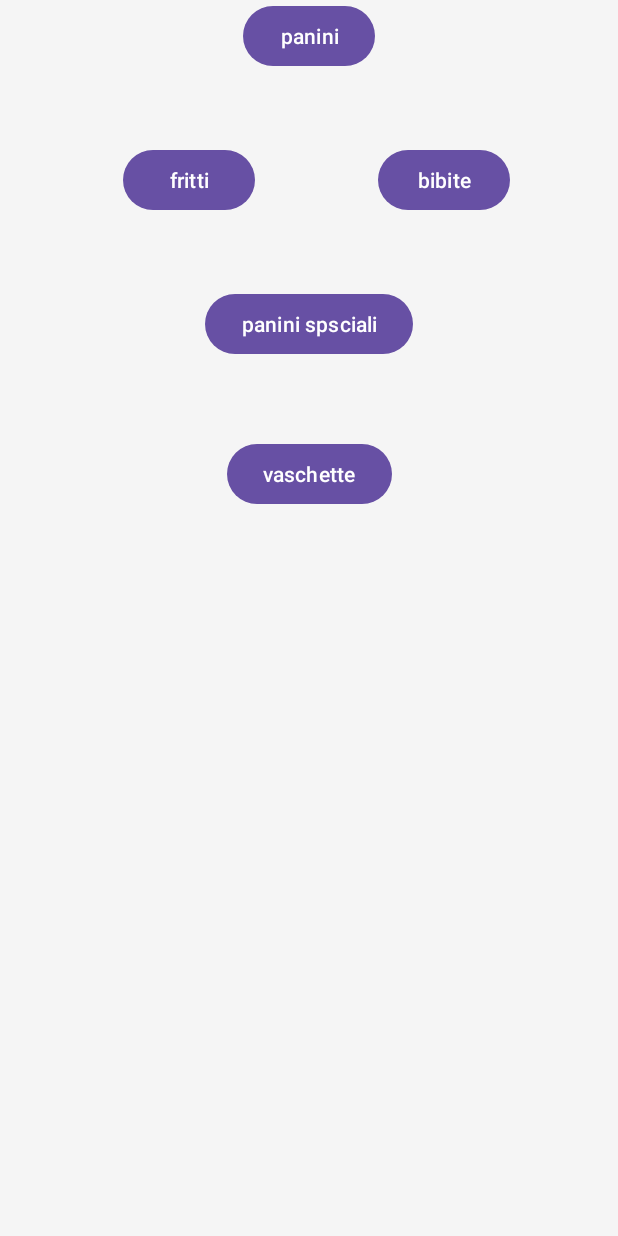
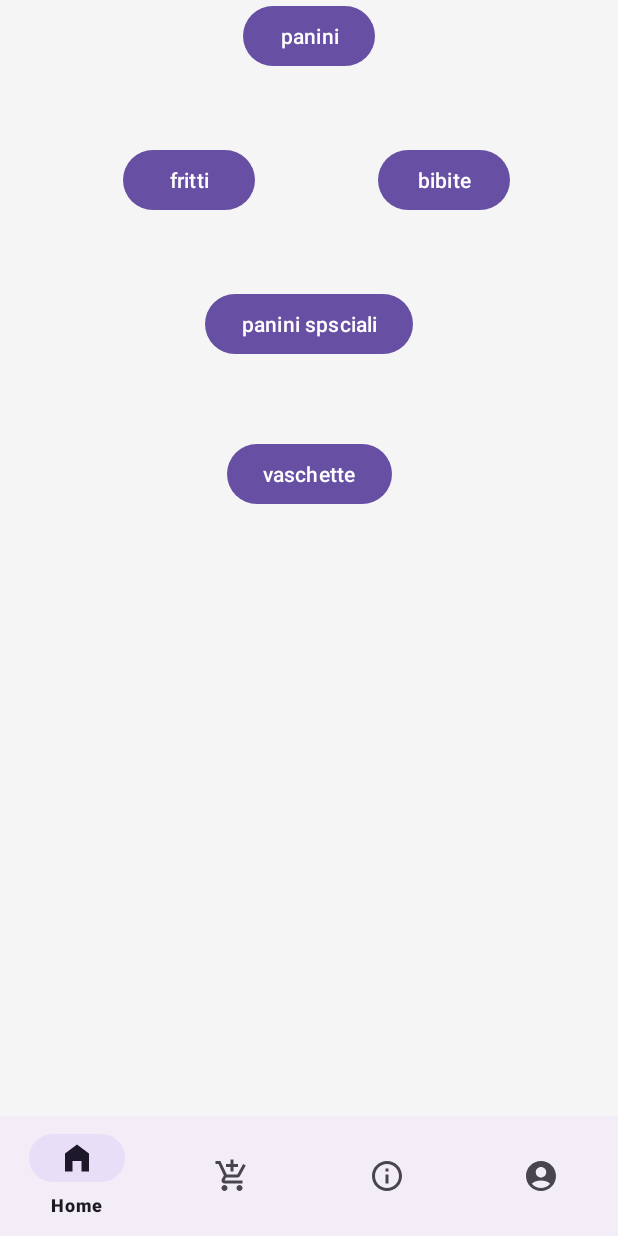
Before and after one commit to MarioAudibussio/ProgettoPanineria99, an Android app: the screen it shows after launch (MainActivity), on a phone screen of 412 x 824 dp. Run offline under Robolectric (Android 15) with nearby library versions, the phone set to English and light mode, and no system bars.

Commit message:
sto cercando di mettere la bottomnavigationbar

```diff
--- /dev/null
+++ b/app/src/main/res/drawable/ic_home.xml
@@ -0,0 +1,5 @@
+<vector xmlns:android="http://schemas.android.com/apk/res/android" android:height="24dp" android:tint="#000000" android:viewportHeight="24" android:viewportWidth="24" android:width="24dp">
+
+    <path android:fillColor="@android:color/white" android:pathData="M12,3L4,9v12h5v-7h6v7h5V9z"/>
+
+</vector>
--- /dev/null
+++ b/app/src/main/res/drawable/ic_info.xml
@@ -0,0 +1,5 @@
+<vector xmlns:android="http://schemas.android.com/apk/res/android" android:height="24dp" android:tint="#000000" android:viewportHeight="24" android:viewportWidth="24" android:width="24dp">
+
+    <path android:fillColor="@android:color/white" android:pathData="M11,7h2v2h-2V7zM11,11h2v6h-2V11zM12,2C6.48,2 2,6.48 2,12s4.48,10 10,10s10,-4.48 10,-10S17.52,2 12,2zM12,20c-4.41,0 -8,-3.59 -8,-8s3.59,-8 8,-8s8,3.59 8,8S16.41,20 12,20z"/>
+
+</vector>
--- /dev/null
+++ b/app/src/main/res/drawable/ic_profile.xml
@@ -0,0 +1,5 @@
+<vector xmlns:android="http://schemas.android.com/apk/res/android" android:height="24dp" android:tint="#000000" android:viewportHeight="24" android:viewportWidth="24" android:width="24dp">
+
+    <path android:fillColor="@android:color/white" android:pathData="M12,2C6.48,2 2,6.48 2,12s4.48,10 10,10s10,-4.48 10,-10S17.52,2 12,2zM12,6c1.93,0 3.5,1.57 3.5,3.5S13.93,13 12,13s-3.5,-1.57 -3.5,-3.5S10.07,6 12,6zM12,20c-2.03,0 -4.43,-0.82 -6.14,-2.88C7.55,15.8 9.68,15 12,15s4.45,0.8 6.14,2.12C16.43,19.18 14.03,20 12,20z"/>
+
+</vector>
--- /dev/null
+++ b/app/src/main/res/drawable/ic_shoppingcar.xml
@@ -0,0 +1,5 @@
+<vector xmlns:android="http://schemas.android.com/apk/res/android" android:height="24dp" android:tint="#000000" android:viewportHeight="24" android:viewportWidth="24" android:width="24dp">
+
+    <path android:fillColor="@android:color/white" android:pathData="M11,9h2L13,6h3L16,4h-3L13,1h-2v3L8,4v2h3v3zM7,18c-1.1,0 -1.99,0.9 -1.99,2S5.9,22 7,22s2,-0.9 2,-2 -0.9,-2 -2,-2zM17,18c-1.1,0 -1.99,0.9 -1.99,2s0.89,2 1.99,2 2,-0.9 2,-2 -0.9,-2 -2,-2zM7.17,14.75l0.03,-0.12 0.9,-1.63h7.45c0.75,0 1.41,-0.41 1.75,-1.03l3.86,-7.01L19.42,4h-0.01l-1.1,2 -2.76,5L8.53,11l-0.13,-0.27L6.16,6l-0.95,-2 -0.94,-2L1,2v2h2l3.6,7.59 -1.35,2.45c-0.16,0.28 -0.25,0.61 -0.25,0.96 0,1.1 0.9,2 2,2h12v-2L7.42,15c-0.13,0 -0.25,-0.11 -0.25,-0.25z"/>
+
+</vector>
--- a/app/src/main/res/layout/activity_main.xml
+++ b/app/src/main/res/layout/activity_main.xml
@@ -62,7 +62,21 @@
         app:layout_constraintStart_toStartOf="parent"
         app:layout_constraintTop_toBottomOf="@+id/paninispecialibutton" />
 
+    <FrameLayout
+        android:id="@+id/fragment_container"
+        android:layout_width="match_parent"
+        android:layout_height="0dp"
+        app:layout_constraintTop_toTopOf="parent"
+        app:layout_constraintBottom_toTopOf="@id/bottom_navigation"/>
 
+    <!-- BottomNavigationView -->
+    <com.google.android.material.bottomnavigation.BottomNavigationView
+        android:id="@+id/bottom_navigation"
+        android:layout_width="match_parent"
+        android:layout_height="wrap_content"
+        android:layout_gravity="bottom"
+        app:layout_constraintBottom_toBottomOf="parent"
+        app:menu="@menu/bottom_nav_menu" />
 
 
 
--- /dev/null
+++ b/app/src/main/res/menu/bottom_nav_menu.xml
@@ -0,0 +1,24 @@
+<?xml version="1.0" encoding="utf-8"?>
+<?xml version="1.0" encoding="utf-8"?>
+<menu xmlns:android="http://schemas.android.com/apk/res/android">
+
+    <item
+        android:id="@+id/navigation_home"
+        android:icon="@drawable/ic_home"
+        android:title="Home" />
+
+    <item
+        android:id="@+id/navigation_shoppingcar"
+        android:icon="@drawable/ic_shoppingcar"
+        android:title="Shoppingcar" />
+
+    <item
+        android:id="@+id/navigation_info"
+        android:icon="@drawable/ic_info"
+        android:title="Info" />
+
+    <item
+        android:id="@+id/navigation_profile"
+        android:icon="@drawable/ic_profile"
+        android:title="Profile" />
+</menu>
```
